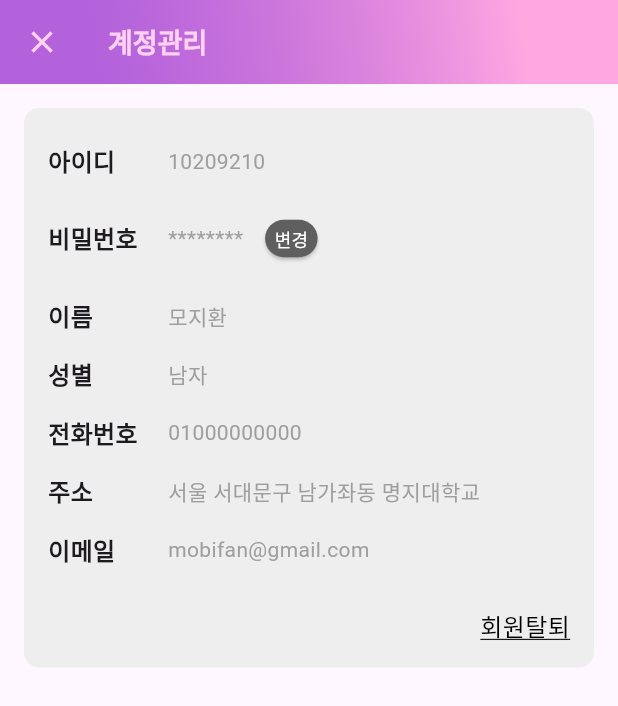
After one commit to RINAHEO/Mogu-Modu_Gumae_front, a Flutter app: the AccountManagementPage screen opened directly, on a phone screen of 412 x 824 dp. The commit adds this screen. Shown: the top 706 px of the screen. Run offline on Flutter 3.47's test engine with Material 3 defaults, Android fonts, the light colour scheme and no system bars; our stand-ins replace file_picker, flutter_svg, geolocator, google_mobile_ads, permission_handler; missing offline and left inert: flutter_naver_map; network calls fail; Roboto replaces fonts that are missing (Inter).

Commit message:
feat: 계정관리 바디 디자인 추가

```diff
--- a/lib/user/home/home_page.dart
+++ b/lib/user/home/home_page.dart
@@ -3,6 +3,7 @@ import 'package:flutter_svg/svg.dart';
 import 'package:google_mobile_ads/google_mobile_ads.dart';
 import 'package:mogu_app/user/home/post/post_create_page.dart';
 import 'package:mogu_app/user/home/search_page.dart';
+import 'package:mogu_app/user/myPage/account_management_page.dart';
 
 import '../myPage/setting_page.dart';
 import '../myPage/update_profile_page.dart';
@@ -275,8 +276,13 @@ class _HomePageState extends State<HomePage> {
                           ListTile(
                             title: Text('계정관리'),
                             onTap: () {
-                              // 계정관리 페이지로 이동
                               Navigator.pop(context);
+                              Navigator.push(
+                                context,
+                                MaterialPageRoute(
+                                  builder: (context) => AccountManagementPage(),
+                                ),
+                              );
                             },
                           ),
                           ListTile(
--- /dev/null
+++ b/lib/user/myPage/account_management_page.dart
@@ -0,0 +1,132 @@
+import 'package:flutter/material.dart';
+
+class AccountManagementPage extends StatefulWidget {
+  const AccountManagementPage({super.key});
+
+  @override
+  _AccountManagementPage createState() => _AccountManagementPage();
+}
+
+class _AccountManagementPage extends State<AccountManagementPage> {
+  @override
+  Widget build(BuildContext context) {
+    return Scaffold(
+      appBar: AppBar(
+        leading: IconButton(
+          icon: Icon(Icons.close),
+          color: Color(0xFFFFD3F0),
+          onPressed: () {
+            Navigator.pop(context); // 이전 페이지로 돌아가기
+          },
+        ),
+        title: Text(
+          '계정관리',
+          style: TextStyle(
+            color: Color(0xFFFFD3F0),
+            fontSize: 18,
+            fontFamily: 'Inter',
+            fontWeight: FontWeight.w600,
+          ),
+        ),
+        flexibleSpace: Container(
+          decoration: BoxDecoration(
+            gradient: LinearGradient(
+              begin: Alignment(0.68, -0.73),
+              end: Alignment(-0.68, 0.73),
+              colors: [Color(0xFFFFA7E1), Color(0xB29322CC)],
+            ),
+          ),
+        ),
+      ),
+      body: Padding(
+        padding: const EdgeInsets.all(16.0),
+        child: Container(
+          padding: EdgeInsets.symmetric(vertical: 16.0, horizontal: 16.0),
+          decoration: BoxDecoration(
+            color: Colors.grey.shade200,
+            borderRadius: BorderRadius.circular(10),
+          ),
+          child: Column(
+            crossAxisAlignment: CrossAxisAlignment.start,
+            mainAxisSize: MainAxisSize.min,
+            children: [
+              _buildInfoRow('아이디', '10209210'),
+              _buildInfoRow('비밀번호', '********', hasButton: true),
+              _buildInfoRow('이름', '모지환'),
+              _buildInfoRow('성별', '남자'),
+              _buildInfoRow('전화번호', '01000000000'),
+              _buildInfoRow('주소', '서울 서대문구 남가좌동 명지대학교'),
+              _buildInfoRow('이메일', 'mobifan@gmail.com'),
+              SizedBox(height: 20),
+              Align(
+                alignment: Alignment.centerRight,
+                child: GestureDetector(
+                  onTap: () {
+                    // 회원탈퇴 로직 추가
+                  },
+                  child: Text(
+                    '회원탈퇴',
+                    style: TextStyle(
+                      fontSize: 16,
+                      color: Colors.black,
+                      decoration: TextDecoration.underline, // 밑줄 추가
+                    ),
+                  ),
+                ),
+              ),
+            ],
+          ),
+        ),
+      ),
+    );
+  }
+
+  Widget _buildInfoRow(String title, String value, {bool hasButton = false}) {
+    return Padding(
+      padding: const EdgeInsets.symmetric(vertical: 8.0),
+      child: Row(
+        crossAxisAlignment: CrossAxisAlignment.center, // Aligns the row items vertically centered
+        children: [
+          SizedBox(
+            width: 80, // Provide a fixed width for titles to align them properly
+            child: Text(
+              title,
+              style: TextStyle(
+                fontSize: 16,
+                fontWeight: FontWeight.w600,
+              ),
+            ),
+          ),
+          Expanded(
+            child: Row(
+              children: [
+                Text(
+                  value,
+                  style: TextStyle(
+                    fontSize: 14,
+                    color: Colors.grey,
+                  ),
+                ),
+                if (hasButton)
+                  Padding(
+                    padding: const EdgeInsets.only(left: 8.0), // 텍스트와 버튼 사이의 간격을 조정
+                    child: ElevatedButton(
+                      onPressed: () {
+                        // 비밀번호 변경 로직 추가
+                      },
+                      style: ElevatedButton.styleFrom(
+                        foregroundColor: Colors.white, backgroundColor: Color(0xFF5F5F5F), // 글자색을 흰색으로 설정
+                        minimumSize: Size(35, 25),
+                        padding: EdgeInsets.zero,
+                      ),
+                      child: Text('변경', style: TextStyle(fontSize: 12)),
+                    ),
+                  ),
+              ],
+            ),
+          ),
+        ],
+      ),
+    );
+  }
+}
```
